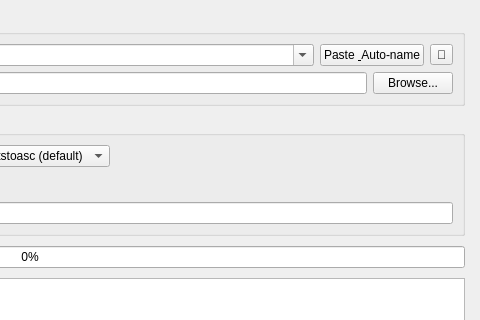
Above: app2/mainwindow.ui from artthirt/video-donwloader-scripts before the change; both pictures show x 420 to 900 and y 0 to 320 of the 900 by 700 pixel window. Below: the same form after it.
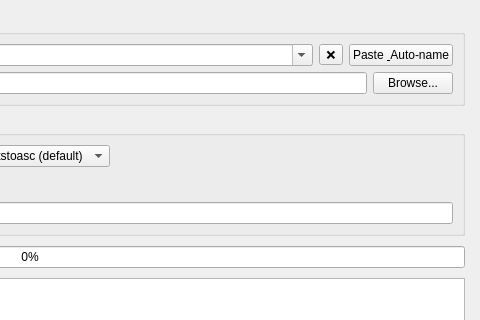
That is the form after the change. Custom widgets are drawn as their Qt base class.

Commit message: update combobox in app2

The edit to the form file:
```diff
--- a/app2/mainwindow.ui
+++ b/app2/mainwindow.ui
@@ -67,6 +67,16 @@
            </property>
           </widget>
          </item>
+         <item>
+          <widget class="QToolButton" name="tbtClearListUrls">
+           <property name="toolTip">
+            <string>Clear list or urls</string>
+           </property>
+           <property name="text">
+            <string>❌</string>
+           </property>
+          </widget>
+         </item>
          <item>
           <widget class="QPushButton" name="btnPaste">
            <property name="toolTip">
@@ -77,16 +87,6 @@
            </property>
           </widget>
          </item>
-         <item>
-          <widget class="QToolButton" name="tbtClearListUrls">
-           <property name="toolTip">
-            <string>Clear list or urls</string>
-           </property>
-           <property name="text">
-            <string>🧹</string>
-           </property>
-          </widget>
-         </item>
         </layout>
        </item>
        <item>
@@ -390,6 +390,13 @@
   </widget>
   <widget class="QStatusBar" name="statusBar"/>
  </widget>
+ <customwidgets>
+  <customwidget>
+   <class>ComboWithPlaceholder</class>
+   <extends>QComboBox</extends>
+   <header>combowithplaceholder.h</header>
+  </customwidget>
+ </customwidgets>
  <resources/>
  <connections/>
 </ui>
```
Left out of the diff: 2 changed lines with no effect on the pictures. The commit also changes 3 other files.
